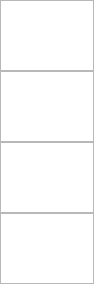
Above: gui/modes/blueprint_mode/blueprint_controls_widget.ui from mdb42/omniverse before the change. Below: the same form after it.
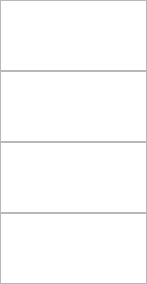
That is the form after the change.

The edit to the form file:
```diff
--- a/gui/modes/blueprint_mode/blueprint_controls_widget.ui
+++ b/gui/modes/blueprint_mode/blueprint_controls_widget.ui
@@ -6,7 +6,7 @@
    <rect>
     <x>0</x>
     <y>0</y>
-    <width>94</width>
+    <width>147</width>
     <height>284</height>
    </rect>
   </property>
```
